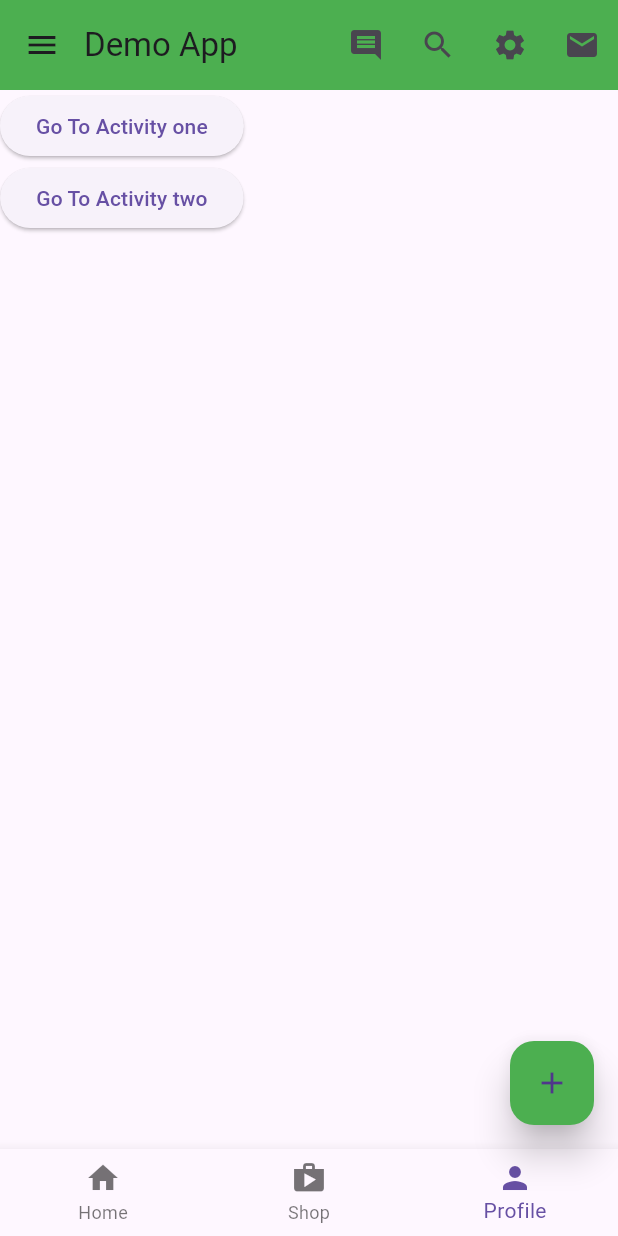
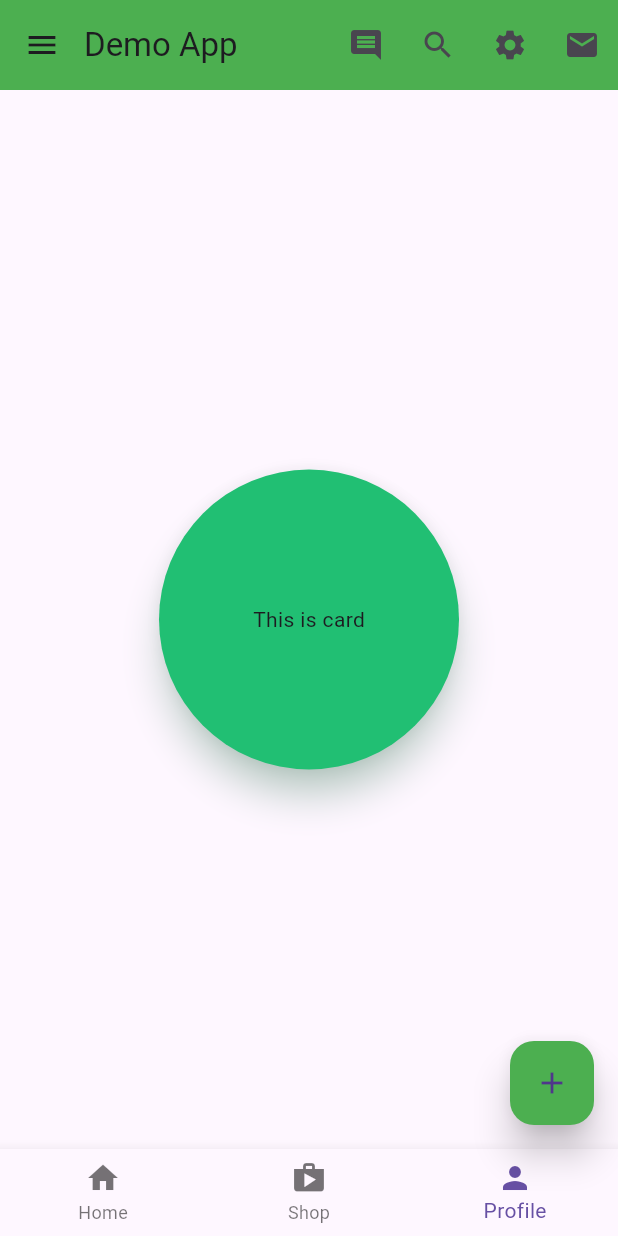
Before and after one commit to ashraful61/flutter-my-first-app, a Flutter app: the screen it shows after launch, on a phone screen of 412 x 824 dp. Run offline on Flutter 3.47's test engine with Material 3 defaults, Android fonts, the phone set to English and light mode, and no system bars.

Commit message:
Flutter card added

```diff
--- a/lib/main.dart
+++ b/lib/main.dart
@@ -358,26 +358,47 @@ class HomeActivity extends StatelessWidget {
           // ),
         ),
 
-        body: Column(
-          children: [
-            ElevatedButton(
-                onPressed: () {
-                  Navigator.push(
-                    context,
-                    MaterialPageRoute(builder: (context) => const Activity1()),
-                  );
-                },
-                child: Text('Go To Activity one')),
-            ElevatedButton(
-                onPressed: () {
-                  Navigator.push(
-                    context,
-                    MaterialPageRoute(builder: (context) => const Activity2()),
-                  );
-                },
-                child: Text('Go To Activity two')),
-          ],
+        body: Center(
+          child: Card(
+            shape: RoundedRectangleBorder(
+                borderRadius: BorderRadius.circular(100)),
+            shadowColor: const Color.fromRGBO(176, 234, 205, 1),
+            color: const Color.fromRGBO(33, 191, 115, 1),
+            elevation: 10,
+            child: const SizedBox(
+              height: 200,
+              width: 200,
+              child: Center(
+                child: Text("This is card"),
+              ),
+            ),
+          ),
         ),
+
+        // body: Column(
+        //   children: [
+        //     ElevatedButton(
+        //         onPressed: () {
+        //           Navigator.push(
+        //             context,
+        //             MaterialPageRoute(
+        //                 builder: (context) =>
+        //                     Activity1('Dynamic activity one')),
+        //           );
+        //         },
+        //         child: Text('Go To Activity one')),
+        //     ElevatedButton(
+        //         onPressed: () {
+        //           Navigator.push(
+        //             context,
+        //             MaterialPageRoute(
+        //                 builder: (context) =>
+        //                     Activity2('Dynamic Activity Two')),
+        //           );
+        //         },
+        //         child: Text('Go To Activity two')),
+        //   ],
+        // ),
 
         // body: TabBarView(
         //   children: [
@@ -664,18 +685,23 @@ class HomeActivity extends StatelessWidget {
 }
 
 class Activity1 extends StatelessWidget {
-  const Activity1({super.key});
+  String msg;
+  Activity1(this.msg, {super.key});
+
   @override
   Widget build(BuildContext context) {
     return Scaffold(
       appBar: AppBar(
-        title: const Text('Activity One'),
+        title: Text(msg),
       ),
       body: Center(
         child: ElevatedButton(
             onPressed: () {
-              Navigator.push(context,
-                  MaterialPageRoute(builder: (context) => const Activity2()));
+              Navigator.push(
+                  context,
+                  MaterialPageRoute(
+                      builder: (context) =>
+                          Activity2('Dynamic activity .asdasd.. two')));
             },
             child: Text('Go to activity Two')),
       ),
@@ -684,12 +710,13 @@ class Activity1 extends StatelessWidget {
 }
 
 class Activity2 extends StatelessWidget {
-  const Activity2({super.key});
+  String msg;
+  Activity2(this.msg, {super.key});
   @override
   Widget build(BuildContext context) {
     return Scaffold(
       appBar: AppBar(
-        title: const Text('Activity Two'),
+        title: Text(msg),
       ),
     );
   }
```
